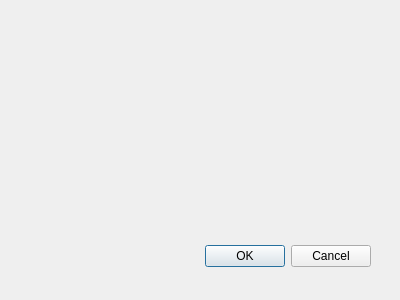
Old version of the form profils_ouvrages_dialog_base.ui in the repository ManuMarsu/profils_ouvrages.
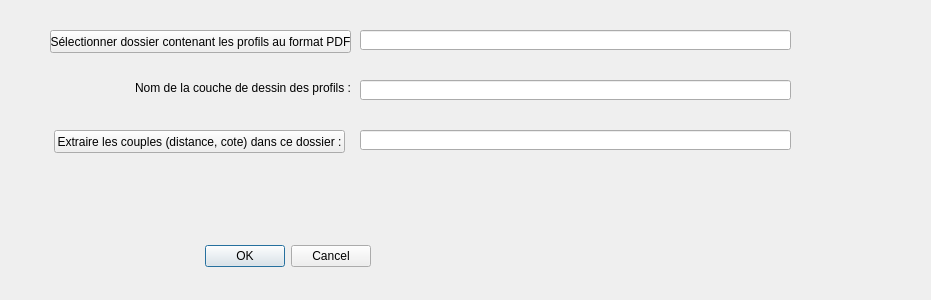
New version of the form.

The edit to the form file:
```diff
--- a/profils_ouvrages_dialog_base.ui
+++ b/profils_ouvrages_dialog_base.ui
@@ -1,11 +1,11 @@
 <ui version="4.0" >
  <class>ProfilsOuvragesDialogBase</class>
- <widget class="QDialog" name="ProfilsOuvragesDialogBase" >
-  <property name="geometry" >
+ <widget class="QDialog" name="ProfilsOuvragesDialogBase">
+  <property name="geometry">
    <rect>
     <x>0</x>
     <y>0</y>
-    <width>400</width>
+    <width>931</width>
     <height>300</height>
    </rect>
   </property>
@@ -28,6 +28,78 @@
     <set>QDialogButtonBox::Cancel|QDialogButtonBox::Ok</set>
    </property>
   </widget>
+  <widget class="QPushButton" name="pb_selec_dossier_profils">
+   <property name="geometry">
+    <rect>
+     <x>50</x>
+     <y>30</y>
+     <width>301</width>
+     <height>23</height>
+    </rect>
+   </property>
+   <property name="text">
+    <string>Sélectionner dossier contenant les profils au format PDF</string>
+   </property>
+  </widget>
+  <widget class="QLineEdit" name="le_dossier_profils_pdf">
+   <property name="geometry">
+    <rect>
+     <x>360</x>
+     <y>30</y>
+     <width>431</width>
+     <height>20</height>
+    </rect>
+   </property>
+  </widget>
+  <widget class="QLineEdit" name="le_couche_dessin">
+   <property name="geometry">
+    <rect>
+     <x>360</x>
+     <y>80</y>
+     <width>431</width>
+     <height>20</height>
+    </rect>
+   </property>
+  </widget>
+  <widget class="QLabel" name="label">
+   <property name="geometry">
+    <rect>
+     <x>50</x>
+     <y>80</y>
+     <width>301</width>
+     <height>16</height>
+    </rect>
+   </property>
+   <property name="text">
+    <string>Nom de la couche de dessin des profils :</string>
+   </property>
+   <property name="alignment">
+    <set>Qt::AlignRight|Qt::AlignTrailing|Qt::AlignVCenter</set>
+   </property>
+  </widget>
+  <widget class="QPushButton" name="pb_extraire_distcote">
+   <property name="geometry">
+    <rect>
+     <x>54</x>
+     <y>130</y>
+     <width>291</width>
+     <height>23</height>
+    </rect>
+   </property>
+   <property name="text">
+    <string>Extraire les couples (distance, cote) dans ce dossier :</string>
+   </property>
+  </widget>
+  <widget class="QLineEdit" name="le_dossier_couple_distance_cote">
+   <property name="geometry">
+    <rect>
+     <x>360</x>
+     <y>130</y>
+     <width>431</width>
+     <height>20</height>
+    </rect>
+   </property>
+  </widget>
  </widget>
  <resources/>
  <connections>
```
Left out of the diff: 37 changed lines with no effect on the pictures.
